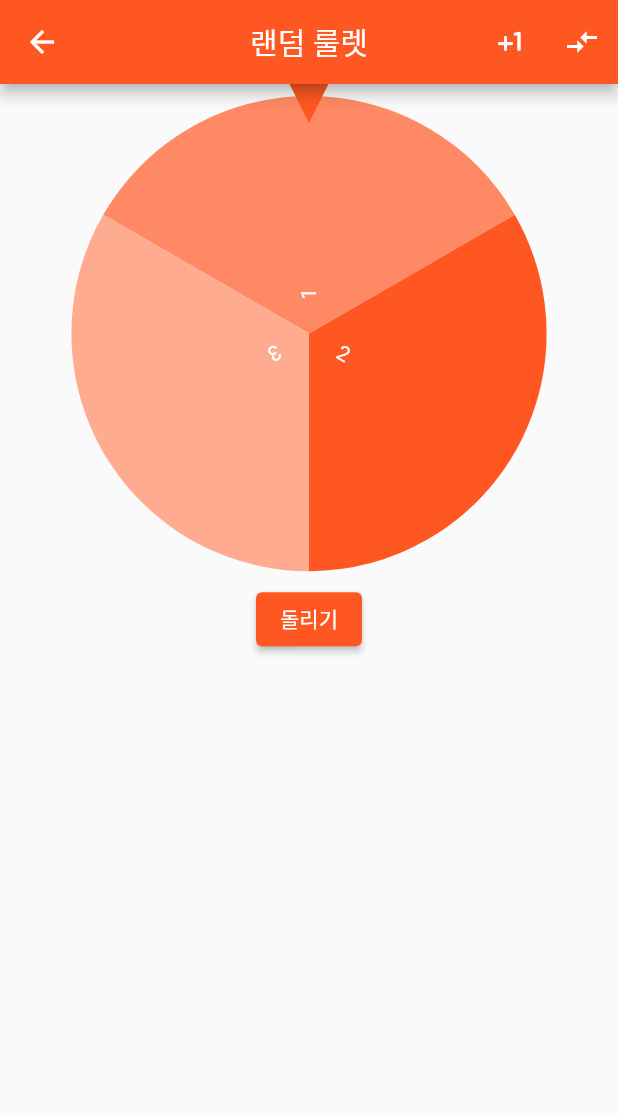
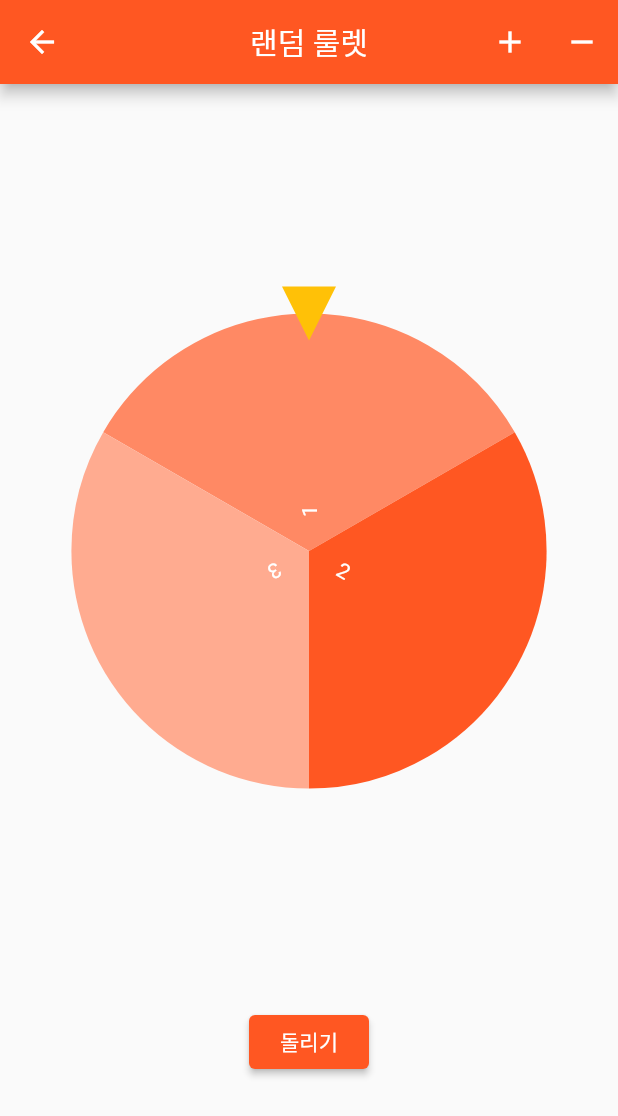
Before and after one commit to Yun-sooyong/party_people, a Flutter app: the Wheel screen opened directly, after a tap on "돌리기", on a phone screen of 412 x 824 dp. Shown: the top 1116 px of the screen. Run offline on Flutter 3.47's test engine with Material 2 defaults, Android fonts, the phone set to English and light mode, and no system bars; drawn by our look-alikes of flutter_fortune_wheel; our stand-ins replace google_fonts; missing offline and left inert: animate_gradient, rainbow_color.

Commit message:
making wheel v.0.1

```diff
--- a/lib/screen/wheel.dart
+++ b/lib/screen/wheel.dart
@@ -11,8 +11,8 @@ class Wheel extends StatefulWidget {
 }
 
 class _WheelState extends State<Wheel> {
-  StreamController<int> _controller = StreamController<int>();
-  TextEditingController _textEditingController = TextEditingController();
+  final StreamController<int> _controller = StreamController<int>();
+  final TextEditingController _textEditingController = TextEditingController();
 
   @override
   void dispose() {
@@ -36,11 +36,12 @@ class _WheelState extends State<Wheel> {
         centerTitle: true,
         actions: [
           IconButton(
+            tooltip: '항목 추가',
             onPressed: () {
               showDialog(
                   barrierDismissible: true, // 바깥 영역 터치시 다이얼로그 닫기 여부
                   context: context,
-                  builder: (BuildContext buildcontext) {
+                  builder: (BuildContext context) {
                     return AlertDialog(
                       title: const Text('항목 추가'),
                       content: SingleChildScrollView(
@@ -61,8 +62,6 @@ class _WheelState extends State<Wheel> {
                               items.add(_textEditingController.text);
                               _textEditingController.text = '';
                               if (items.length > 2) _isNull = false;
-                              print(items);
-                              print(_isNull);
                             });
                             Navigator.of(context).pop();
                           },
@@ -77,36 +76,63 @@ class _WheelState extends State<Wheel> {
                     );
                   });
             },
-            icon: const Icon(Icons.plus_one_rounded),
+            icon: const Icon(Icons.add),
           ),
           IconButton(
+            tooltip: '항목 제거',
             onPressed: () {},
-            icon: const Icon(Icons.compare_arrows),
+            icon: const Icon(Icons.remove),
           )
         ],
       ),
-      body: Column(
+      body: Padding(
+        padding: const EdgeInsets.all(8.0),
+        child: Column(
+          crossAxisAlignment: CrossAxisAlignment.center,
+          mainAxisAlignment: MainAxisAlignment.spaceEvenly,
           children: [
-          Padding(
-            padding: const EdgeInsets.all(8.0),
-            child: Expanded(
+            SizedBox(
+              height: MediaQuery.of(context).size.height * 0.5,
+              width: MediaQuery.of(context).size.width,
               child: FortuneWheel(
+                //physics: PanState(),
+                indicators: const [
+                  FortuneIndicator(
+                      child: TriangleIndicator(
+                        color: Colors.amber,
+                      ),
+                      alignment: Alignment.topCenter)
+                ],
+                animateFirst: false,
+                duration: const Duration(milliseconds: 6000),
                 selected: _controller.stream,
                 items: _isNull
                     ? [
                         // true /
-                        for (var it in items) FortuneItem(child: Text(it)),
+                        for (var it in items)
+                          FortuneItem(
+                            child: Text(it),
+                          ),
                       ]
                     : [
                         // false /
-                        for (var it in items) FortuneItem(child: Text(it)),
+                        for (var it in items)
+                          FortuneItem(
+                            child: Text(it),
+                          ),
                       ],
               ),
             ),
+            //Text(PanPhysics().value.toString()),
+            ElevatedButton(
+              style: ElevatedButton.styleFrom(
+                fixedSize: const Size(80, 30),
               ),
-          ElevatedButton(
               onPressed: () {
-              _controller.add(
+                //print(PanState().isPanning);
+                const PanState().isPanning == true
+                    ? null
+                    : _controller.add(
                         Fortune.randomInt(0, items.length),
                       );
               },
@@ -114,6 +140,7 @@ class _WheelState extends State<Wheel> {
             )
           ],
         ),
+      ),
     );
   }
 }
```
Also changed, not shown: pubspec.lock. Lines whose indentation alone changed are shown as unchanged.
